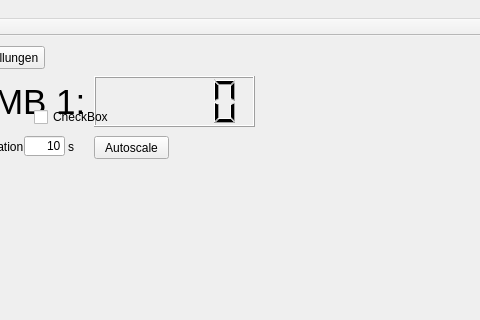
Before: the Qt Designer form mainwindow.ui in darkmattercoder/plcanalyzer, drawn with Qt 5; both pictures show x 126 to 606 and y 0 to 320 of the 606 by 491 pixel window.
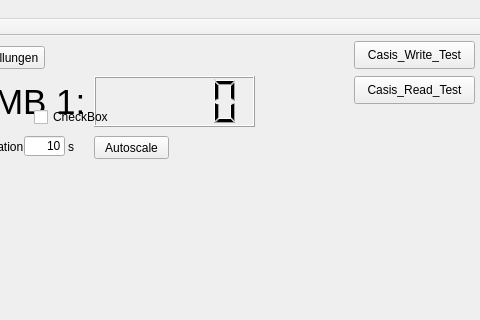
After: the same form once the commit is applied. Custom widgets are drawn as their Qt base class.

What changed in the file:
```diff
--- a/mainwindow.ui
+++ b/mainwindow.ui
@@ -223,6 +223,32 @@
      <string>CheckBox</string>
     </property>
    </widget>
+   <widget class="QPushButton" name="Write_Test">
+    <property name="geometry">
+     <rect>
+      <x>480</x>
+      <y>5</y>
+      <width>121</width>
+      <height>28</height>
+     </rect>
+    </property>
+    <property name="text">
+     <string>Casis_Write_Test</string>
+    </property>
+   </widget>
+   <widget class="QPushButton" name="Read_Test">
+    <property name="geometry">
+     <rect>
+      <x>480</x>
+      <y>40</y>
+      <width>121</width>
+      <height>28</height>
+     </rect>
+    </property>
+    <property name="text">
+     <string>Casis_Read_Test</string>
+    </property>
+   </widget>
   </widget>
   <widget class="QMenuBar" name="menuBar">
    <property name="geometry">
```
Left out of the diff: 2 changed lines with no effect on the pictures.
